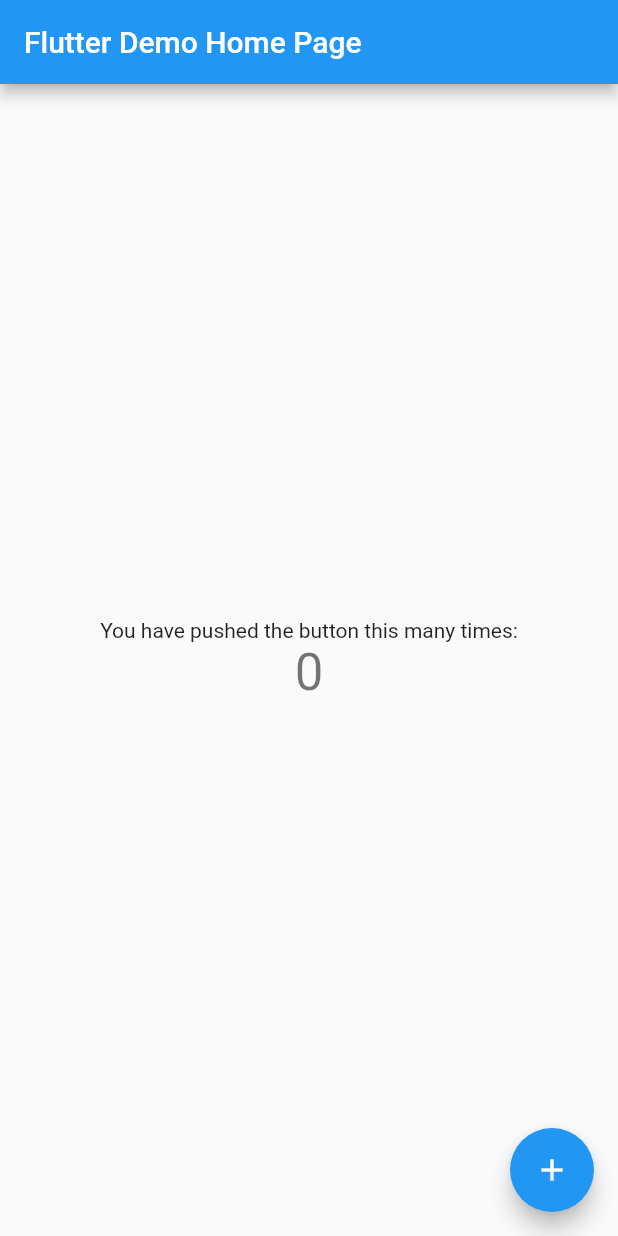
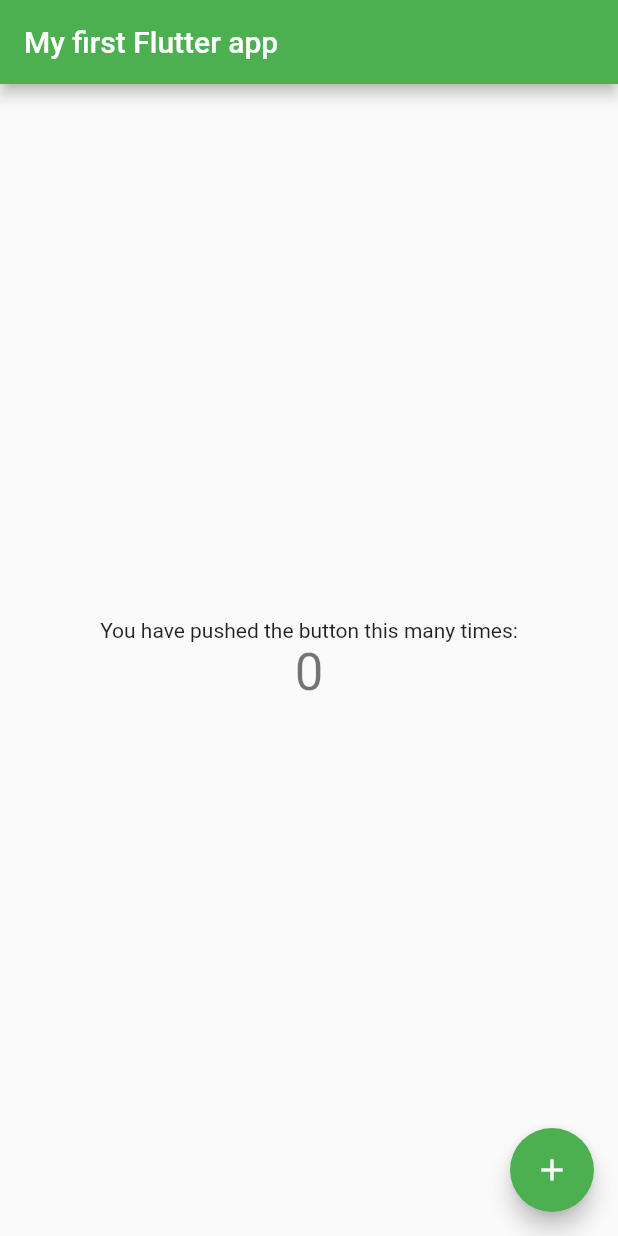
Before and after one commit to haukurmar/first_flutter_app, a Flutter app: the screen it shows after launch, on a phone screen of 412 x 824 dp. Run offline on Flutter 3.47's test engine with Material 2 defaults, Android fonts, the phone set to English and light mode, and no system bars.

Commit message:
Remove comments and boilerplate

```diff
--- a/lib/main.dart
+++ b/lib/main.dart
@@ -11,37 +11,16 @@ class MyApp extends StatelessWidget {
     return MaterialApp(
       title: 'Flutter Demo',
       theme: ThemeData(
-        // This is the theme of your application.
-        //
-        // Try running your application with "flutter run". You'll see the
-        // application has a blue toolbar. Then, without quitting the app, try
-        // changing the primarySwatch below to Colors.green and then invoke
-        // "hot reload" (press "r" in the console where you ran "flutter run",
-        // or simply save your changes to "hot reload" in a Flutter IDE).
-        // Notice that the counter didn't reset back to zero; the application
-        // is not restarted.
-        primarySwatch: Colors.blue,
-        // This makes the visual density adapt to the platform that you run
-        // the app on. For desktop platforms, the controls will be smaller and
-        // closer together (more dense) than on mobile platforms.
+        primarySwatch: Colors.green,
         visualDensity: VisualDensity.adaptivePlatformDensity,
       ),
-      home: MyHomePage(title: 'Flutter Demo Home Page'),
+      home: MyHomePage(title: 'My first Flutter app'),
     );
   }
 }
 
 class MyHomePage extends StatefulWidget {
   MyHomePage({Key key, this.title}) : super(key: key);
-
-  // This widget is the home page of your application. It is stateful, meaning
-  // that it has a State object (defined below) that contains fields that affect
-  // how it looks.
-
-  // This class is the configuration for the state. It holds the values (in this
-  // case the title) provided by the parent (in this case the App widget) and
-  // used by the build method of the State. Fields in a Widget subclass are
-  // always marked "final".
 
   final String title;
 
@@ -54,47 +33,18 @@ class _MyHomePageState extends State<MyHomePage> {
 
   void _incrementCounter() {
     setState(() {
-      // This call to setState tells the Flutter framework that something has
-      // changed in this State, which causes it to rerun the build method below
-      // so that the display can reflect the updated values. If we changed
-      // _counter without calling setState(), then the build method would not be
-      // called again, and so nothing would appear to happen.
       _counter++;
     });
   }
 
   @override
   Widget build(BuildContext context) {
-    // This method is rerun every time setState is called, for instance as done
-    // by the _incrementCounter method above.
-    //
-    // The Flutter framework has been optimized to make rerunning build methods
-    // fast, so that you can just rebuild anything that needs updating rather
-    // than having to individually change instances of widgets.
     return Scaffold(
       appBar: AppBar(
-        // Here we take the value from the MyHomePage object that was created by
-        // the App.build method, and use it to set our appbar title.
         title: Text(widget.title),
       ),
       body: Center(
-        // Center is a layout widget. It takes a single child and positions it
-        // in the middle of the parent.
         child: Column(
-          // Column is also a layout widget. It takes a list of children and
-          // arranges them vertically. By default, it sizes itself to fit its
-          // children horizontally, and tries to be as tall as its parent.
-          //
-          // Invoke "debug painting" (press "p" in the console, choose the
-          // "Toggle Debug Paint" action from the Flutter Inspector in Android
-          // Studio, or the "Toggle Debug Paint" command in Visual Studio Code)
-          // to see the wireframe for each widget.
-          //
-          // Column has various properties to control how it sizes itself and
-          // how it positions its children. Here we use mainAxisAlignment to
-          // center the children vertically; the main axis here is the vertical
-          // axis because Columns are vertical (the cross axis would be
-          // horizontal).
           mainAxisAlignment: MainAxisAlignment.center,
           children: <Widget>[
             Text(
@@ -111,7 +61,7 @@ class _MyHomePageState extends State<MyHomePage> {
         onPressed: _incrementCounter,
         tooltip: 'Increment',
         child: Icon(Icons.add),
-      ), // This trailing comma makes auto-formatting nicer for build methods.
+      ),
     );
   }
 }
```
